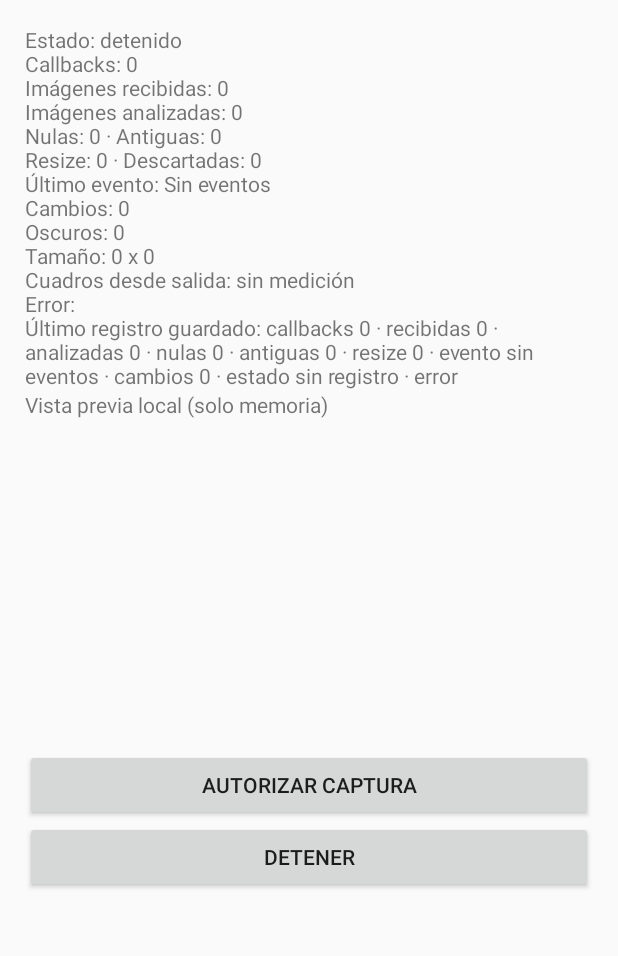
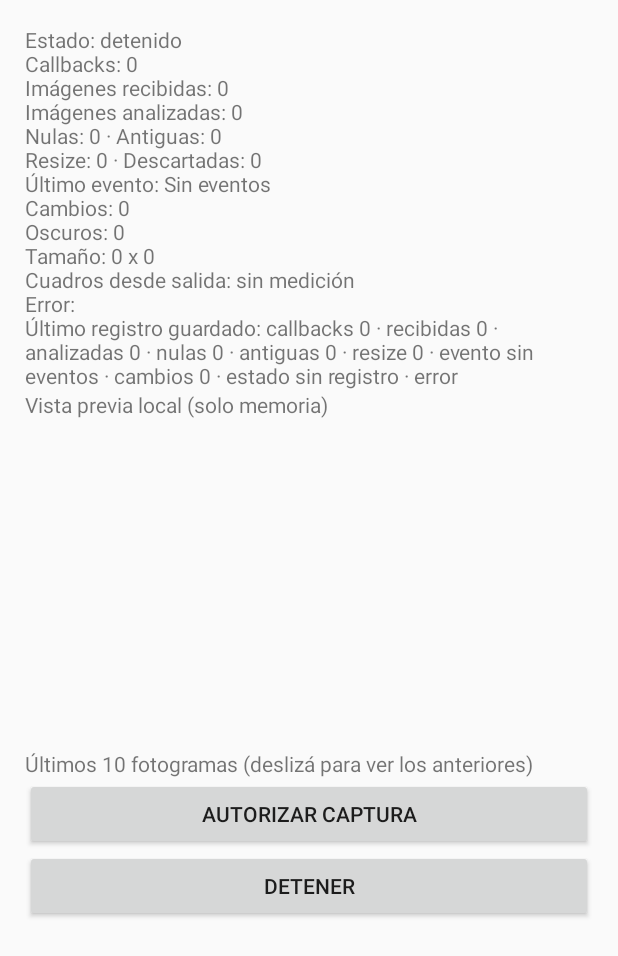
Before and after one commit to ithewolf/control-captura-prueba, an Android app: the screen it shows after launch (MainActivity), on a phone screen of 412 x 824 dp. Shown: the top 956 px of the screen. Run offline under Robolectric (Android 15) with nearby library versions, the phone set to English and light mode, and no system bars.

Commit message:
v15: ver galería desplazable de fotogramas anteriores al regresar del juego

```diff
--- a/app/src/main/java/com/iawolf/captureprobe/MainActivity.java
+++ b/app/src/main/java/com/iawolf/captureprobe/MainActivity.java
@@ -9,7 +9,7 @@ import android.os.*;
 import android.graphics.Bitmap;
 import android.widget.*;
 public class MainActivity extends Activity {
- private TextView label; private ImageView preview; private final Handler h=new Handler(Looper.getMainLooper());
+ private TextView label; private ImageView preview; private LinearLayout historyView; private final Handler h=new Handler(Looper.getMainLooper());
  private long lastShownAt=-1;
  private long before=-1;
  private final Runnable refresh=new Runnable(){public void run(){
@@ -33,6 +33,13 @@ public class MainActivity extends Activity {
     " · cambios "+snap.getLong("changes",0)+
     " · estado "+snap.getString("status","sin registro")+
     " · error "+snap.getString("error",""));
+  Bitmap[] recent=CaptureService.getRecentFrames();
+  historyView.removeAllViews();
+  for(int i=recent.length-1;i>=0;i--){
+   ImageView thumb=new ImageView(MainActivity.this);
+   thumb.setImageBitmap(recent[i]);thumb.setScaleType(ImageView.ScaleType.FIT_CENTER);
+   historyView.addView(thumb,new LinearLayout.LayoutParams((int)(185*getResources().getDisplayMetrics().density),(int)(115*getResources().getDisplayMetrics().density)));
+  }
   Bitmap bitmap=CaptureService.previewFrame;
   long timestamp=CaptureService.previewAt;
   if(timestamp!=lastShownAt){
@@ -43,13 +50,21 @@ public class MainActivity extends Activity {
  }};
  @Override public void onCreate(Bundle b){super.onCreate(b);LinearLayout l=new LinearLayout(this);
   l.setOrientation(1);l.setPadding(25,25,25,25);
-  label=new TextView(this);l.addView(label);
-  TextView title=new TextView(this);title.setText("Vista previa local (solo memoria)");l.addView(title);
+  ScrollView scroll=new ScrollView(this);
+  LinearLayout content=new LinearLayout(this);content.setOrientation(1);
+  scroll.addView(content);
+  label=new TextView(this);content.addView(label);
+  TextView title=new TextView(this);title.setText("Vista previa local (solo memoria)");content.addView(title);
   preview=new ImageView(this);preview.setScaleType(ImageView.ScaleType.FIT_CENTER);
-  l.addView(preview,new LinearLayout.LayoutParams(-1,(int)(220*getResources().getDisplayMetrics().density)));
-  Button start=new Button(this);start.setText("Autorizar captura");l.addView(start);
-  Button stop=new Button(this);stop.setText("Detener");l.addView(stop);
+  content.addView(preview,new LinearLayout.LayoutParams(-1,(int)(220*getResources().getDisplayMetrics().density)));
+  TextView historyLabel=new TextView(this);historyLabel.setText("Últimos 10 fotogramas (deslizá para ver los anteriores)");content.addView(historyLabel);
+  HorizontalScrollView hs=new HorizontalScrollView(this);
+  historyView=new LinearLayout(this);historyView.setOrientation(LinearLayout.HORIZONTAL);
+  hs.addView(historyView);content.addView(hs);
+  Button start=new Button(this);start.setText("Autorizar captura");content.addView(start);
+  Button stop=new Button(this);stop.setText("Detener");content.addView(stop);
   start.setOnClickListener(v->requestCapture());stop.setOnClickListener(v->startService(new Intent(this,CaptureService.class).setAction("STOP")));
+  l.addView(scroll);
   setContentView(l);
  }
  private void requestCapture(){
```
